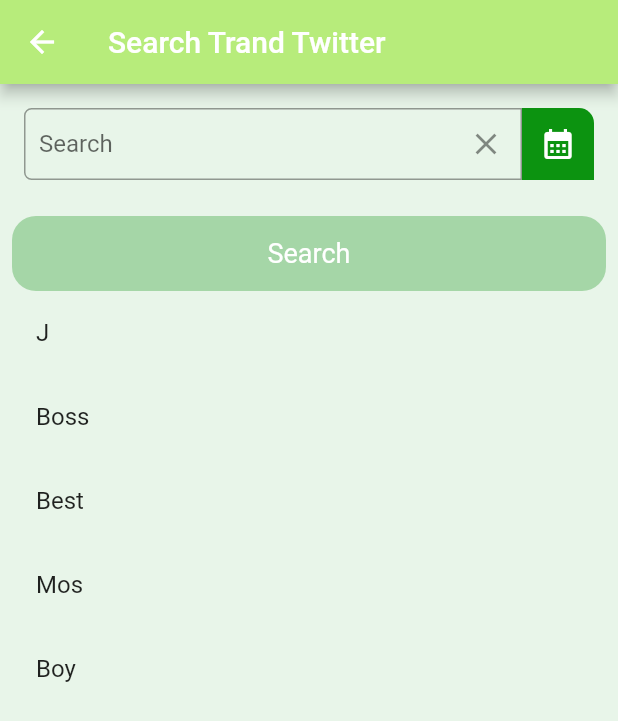
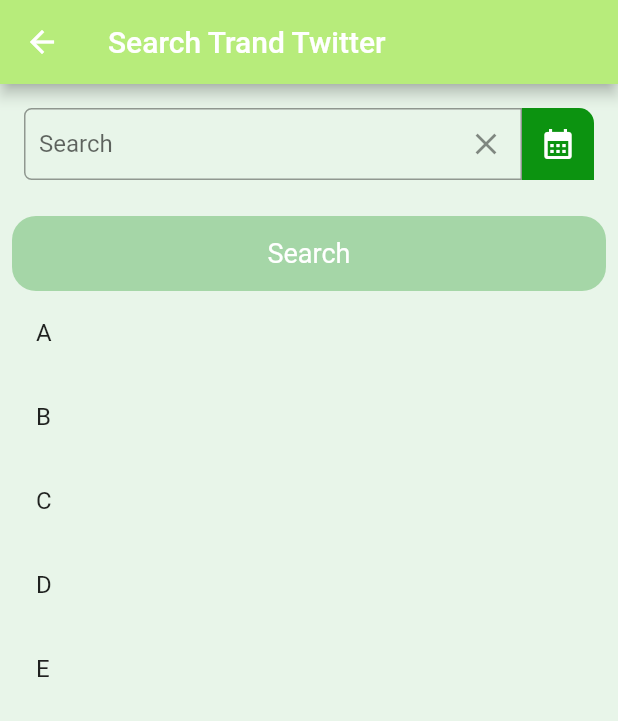
Before and after one commit to ChaiyapanJack/project_flutter_mobile_app_kmutt, a Flutter app: the TwitterSearchPage screen opened directly, after a tap on "Search", on a phone screen of 412 x 824 dp. Shown: the top 721 px of the screen. Run offline on Flutter 3.47's test engine with Material 2 defaults, Android fonts, the phone set to English and light mode, and no system bars; our stand-ins replace firebase_auth, firebase_core, validators; missing offline and left inert: flutterfire_ui; accounts and stored records are empty.

Commit message:
Update twiter_trand_calendar_page.dart

```diff
--- a/lib/twiter_trand_calendar_page.dart
+++ b/lib/twiter_trand_calendar_page.dart
@@ -162,7 +162,7 @@
                         borderRadius: BorderRadius.all(Radius.circular(16)),
                         onTap: () => setState(() {
                           print("Tap Search");
-                          test = ['J', 'Boss', 'Best', 'Mos', 'Boy'];
+                          test = ['A', 'B', 'C', 'D', 'E'];
                           myLists.addAll(test);
                         }),
                         child: Text(
```
